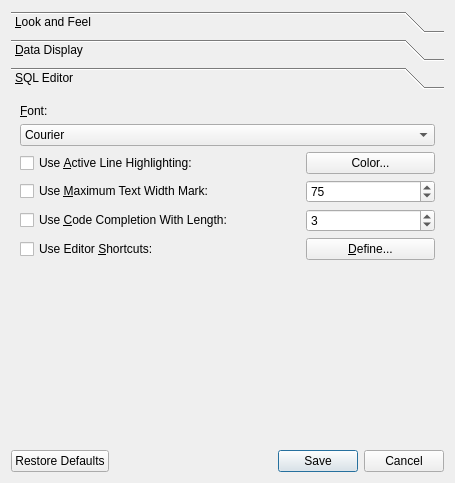
Old version of the form Sqliteman/sqliteman/preferencesdialog.ui in the repository iamkjg/sqliteman.
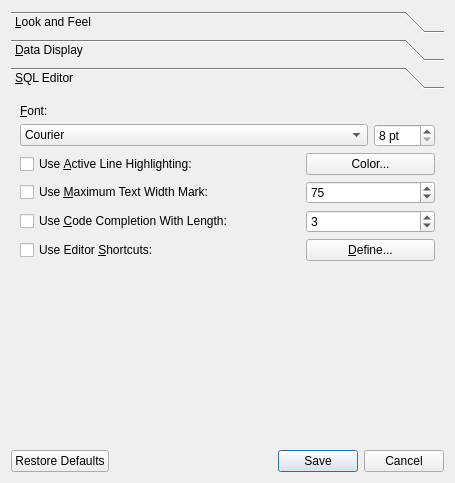
New version of the form. The open tabs and pages were chosen to show the change.

Commit message: sql editor font size prefs. As Vista is a little bit stupid in this area.

The edit to the form file:
```diff
--- a/Sqliteman/sqliteman/preferencesdialog.ui
+++ b/Sqliteman/sqliteman/preferencesdialog.ui
@@ -24,7 +24,7 @@
         <x>0</x>
         <y>0</y>
         <width>437</width>
-        <height>310</height>
+        <height>350</height>
        </rect>
       </property>
       <attribute name="label" >
@@ -173,7 +173,7 @@
         <x>0</x>
         <y>0</y>
         <width>437</width>
-        <height>310</height>
+        <height>220</height>
        </rect>
       </property>
       <attribute name="label" >
@@ -342,106 +342,20 @@
         <x>0</x>
         <y>0</y>
         <width>437</width>
-        <height>279</height>
+        <height>350</height>
        </rect>
       </property>
       <attribute name="label" >
        <string>&amp;SQL Editor</string>
       </attribute>
       <layout class="QGridLayout" >
-       <property name="leftMargin" >
-        <number>9</number>
-       </property>
-       <property name="topMargin" >
-        <number>9</number>
-       </property>
-       <property name="rightMargin" >
-        <number>9</number>
-       </property>
-       <property name="bottomMargin" >
-        <number>9</number>
-       </property>
-       <property name="horizontalSpacing" >
-        <number>6</number>
-       </property>
-       <property name="verticalSpacing" >
-        <number>6</number>
-       </property>
-       <item row="5" column="0" >
-        <widget class="QCheckBox" name="useShortcutsBox" >
+       <item row="0" column="0" >
+        <widget class="QLabel" name="label_5" >
          <property name="text" >
-          <string>Use Editor &amp;Shortcuts:</string>
+          <string>&amp;Font:</string>
          </property>
-        </widget>
-       </item>
-       <item row="6" column="0" >
-        <spacer>
-         <property name="orientation" >
-          <enum>Qt::Vertical</enum>
-         </property>
-         <property name="sizeHint" >
-          <size>
-           <width>280</width>
-           <height>61</height>
-          </size>
-         </property>
-        </spacer>
-       </item>
-       <item row="5" column="1" >
-        <widget class="QPushButton" name="shortcutsButton" >
-         <property name="text" >
-          <string>&amp;Define...</string>
-         </property>
-        </widget>
-       </item>
-       <item row="4" column="1" >
-        <widget class="QSpinBox" name="completionLengthBox" >
-         <property name="minimum" >
-          <number>1</number>
-         </property>
-         <property name="value" >
-          <number>3</number>
-         </property>
-        </widget>
-       </item>
-       <item row="4" column="0" >
-        <widget class="QCheckBox" name="useCompletionCheck" >
-         <property name="text" >
-          <string>Use &amp;Code Completion With Length:</string>
-         </property>
-        </widget>
-       </item>
-       <item row="3" column="1" >
-        <widget class="QSpinBox" name="textWidthMarkSpinBox" >
-         <property name="minimum" >
-          <number>1</number>
-         </property>
-         <property name="maximum" >
-          <number>139</number>
-         </property>
-         <property name="value" >
-          <number>75</number>
-         </property>
-        </widget>
-       </item>
-       <item row="3" column="0" >
-        <widget class="QCheckBox" name="useTextWidthMarkCheckBox" >
-         <property name="text" >
-          <string>Use &amp;Maximum Text Width Mark:</string>
-         </property>
-        </widget>
-       </item>
-       <item row="2" column="1" >
-        <widget class="QPushButton" name="activeHighlightButton" >
-         <property name="text" >
-          <string>Color...</string>
-         </property>
-        </widget>
-       </item>
-       <item row="2" column="0" >
-        <widget class="QCheckBox" name="useActiveHighlightCheckBox" >
-         <property name="text" >
-          <string>Use &amp;Active Line Highlighting:</string>
+         <property name="buddy" >
+          <cstring>fontComboBox</cstring>
          </property>
         </widget>
        </item>
@@ -455,16 +369,94 @@
          </property>
         </widget>
        </item>
-       <item row="0" column="0" >
-        <widget class="QLabel" name="label_5" >
+       <item row="1" column="2" >
+        <widget class="QSpinBox" name="fontSizeSpin" >
+         <property name="suffix" >
+          <string> pt</string>
+         </property>
+         <property name="minimum" >
+          <number>8</number>
+         </property>
+        </widget>
+       </item>
+       <item row="2" column="0" >
+        <widget class="QCheckBox" name="useActiveHighlightCheckBox" >
          <property name="text" >
-          <string>&amp;Font:</string>
+          <string>Use &amp;Active Line Highlighting:</string>
          </property>
-         <property name="buddy" >
-          <cstring>fontComboBox</cstring>
+        </widget>
+       </item>
+       <item row="2" column="1" colspan="2" >
+        <widget class="QPushButton" name="activeHighlightButton" >
+         <property name="text" >
+          <string>Color...</string>
          </property>
         </widget>
        </item>
+       <item row="3" column="0" >
+        <widget class="QCheckBox" name="useTextWidthMarkCheckBox" >
+         <property name="text" >
+          <string>Use &amp;Maximum Text Width Mark:</string>
+         </property>
+        </widget>
+       </item>
+       <item row="3" column="1" colspan="2" >
+        <widget class="QSpinBox" name="textWidthMarkSpinBox" >
+         <property name="minimum" >
+          <number>1</number>
+         </property>
+         <property name="maximum" >
+          <number>139</number>
+         </property>
+         <property name="value" >
+          <number>75</number>
+         </property>
+        </widget>
+       </item>
+       <item row="4" column="0" >
+        <widget class="QCheckBox" name="useCompletionCheck" >
+         <property name="text" >
+          <string>Use &amp;Code Completion With Length:</string>
+         </property>
+        </widget>
+       </item>
+       <item row="4" column="1" colspan="2" >
+        <widget class="QSpinBox" name="completionLengthBox" >
+         <property name="minimum" >
+          <number>1</number>
+         </property>
+         <property name="value" >
+          <number>3</number>
+         </property>
+        </widget>
+       </item>
+       <item row="5" column="0" >
+        <widget class="QCheckBox" name="useShortcutsBox" >
+         <property name="text" >
+          <string>Use Editor &amp;Shortcuts:</string>
+         </property>
+        </widget>
+       </item>
+       <item row="5" column="1" colspan="2" >
+        <widget class="QPushButton" name="shortcutsButton" >
+         <property name="text" >
+          <string>&amp;Define...</string>
+         </property>
+        </widget>
+       </item>
+       <item row="6" column="0" >
+        <spacer>
+         <property name="orientation" >
+          <enum>Qt::Vertical</enum>
+         </property>
+         <property name="sizeHint" >
+          <size>
+           <width>280</width>
+           <height>61</height>
+          </size>
+         </property>
+        </spacer>
+       </item>
       </layout>
      </widget>
     </widget>
```
The commit also changes 2 other files.
